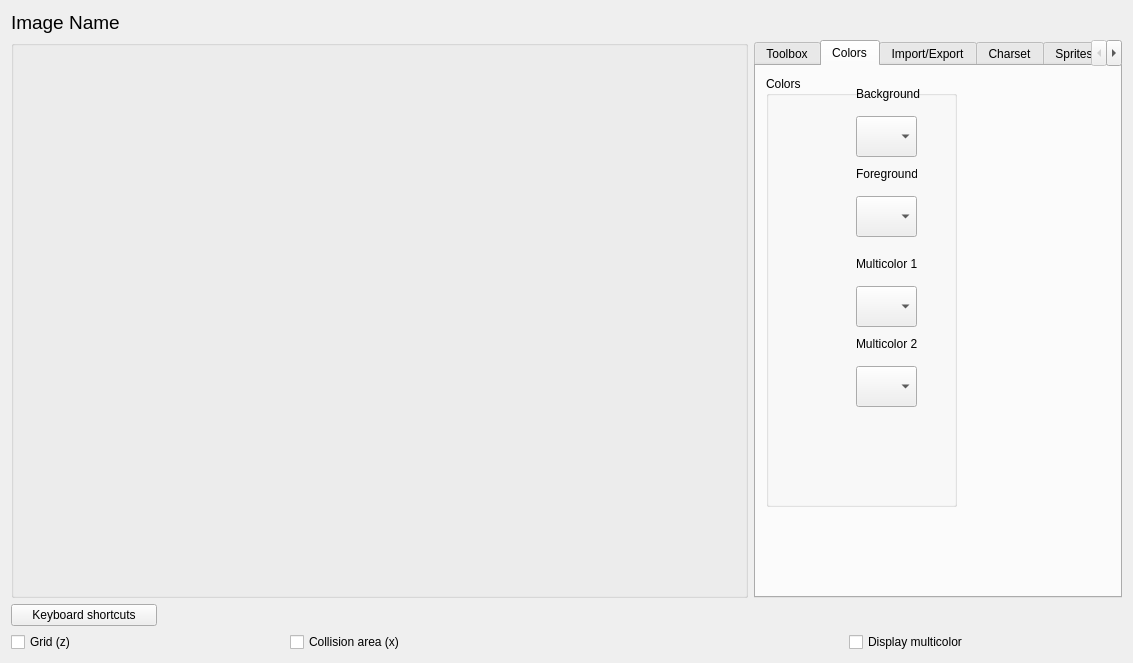
First picture: the form in source/trsedocuments/formimageeditor.ui, repository leuat/TRSE, before the edit.
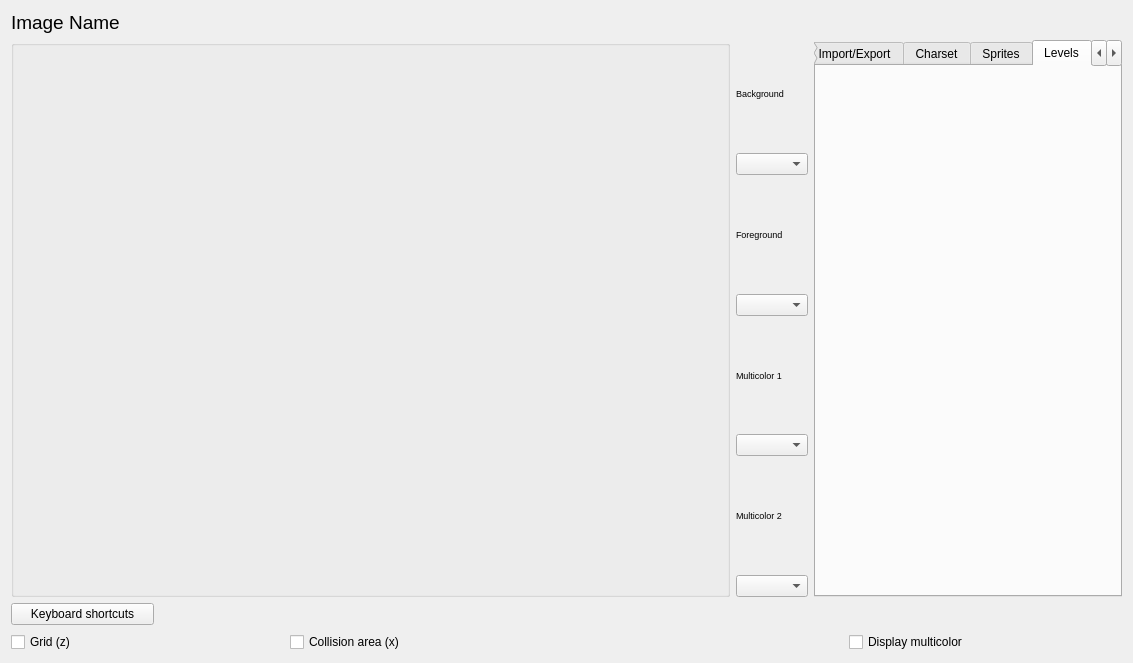
Second picture: the form after the edit. The open tabs and pages were chosen to show the change. Custom widgets are drawn as their Qt base class.

Commit message: Rewritten image UI + updates

```diff
--- a/source/trsedocuments/formimageeditor.ui
+++ b/source/trsedocuments/formimageeditor.ui
@@ -13,47 +13,9 @@
   <property name="windowTitle">
    <string>Form</string>
   </property>
-  <layout class="QGridLayout" name="gridLayout_3">
-   <item row="1" column="0">
-    <layout class="QHBoxLayout" name="horizontalLayout_2">
-     <item>
-      <widget class="QCheckBox" name="chkGrid">
-       <property name="text">
-        <string>Grid (z)</string>
-       </property>
-       <property name="checked">
-        <bool>false</bool>
-       </property>
-      </widget>
-     </item>
-     <item>
-      <widget class="QCheckBox" name="chkBackgroundArea">
-       <property name="text">
-        <string>Collision area (x)</string>
-       </property>
-       <property name="checked">
-        <bool>false</bool>
-       </property>
-      </widget>
-     </item>
-     <item>
-      <widget class="QLabel" name="lblPosition">
-       <property name="text">
-        <string/>
-       </property>
-      </widget>
-     </item>
-     <item>
-      <widget class="QCheckBox" name="chkDisplayMulticolor">
-       <property name="text">
-        <string>Display multicolor</string>
-       </property>
-      </widget>
-     </item>
-    </layout>
-   </item>
+  <layout class="QGridLayout" name="gridLayout_3" rowstretch="16,1">
    <item row="0" column="0">
-    <layout class="QGridLayout" name="gridLayout" rowstretch="1,25,1" columnstretch="2,1" rowminimumheight="1,1,1" columnminimumwidth="1,1">
+    <layout class="QGridLayout" name="gridLayout" rowstretch="1,24,1" columnstretch="7,1,3">
      <item row="1" column="0">
       <widget class="QGroupBox" name="groupBox">
        <property name="title">
@@ -100,25 +62,7 @@
        <zorder>lblGrid</zorder>
       </widget>
      </item>
-     <item row="2" column="0">
-      <layout class="QHBoxLayout" name="horizontalLayout_3" stretch="1,4">
-       <item>
-        <widget class="QPushButton" name="btnHelpImage">
-         <property name="text">
-          <string>Keyboard shortcuts</string>
-         </property>
-        </widget>
-       </item>
-       <item>
-        <widget class="QLabel" name="lblMode">
-         <property name="text">
-          <string/>
-         </property>
-        </widget>
-       </item>
-      </layout>
-     </item>
-     <item row="0" column="1">
+     <item row="0" column="2">
       <layout class="QHBoxLayout" name="horizontalLayout_4" stretch="6">
        <property name="spacing">
         <number>2</number>
@@ -138,6 +82,24 @@
        </item>
       </layout>
      </item>
+     <item row="2" column="0">
+      <layout class="QHBoxLayout" name="horizontalLayout_3" stretch="1,4">
+       <item>
+        <widget class="QPushButton" name="btnHelpImage">
+         <property name="text">
+          <string>Keyboard shortcuts</string>
+         </property>
+        </widget>
+       </item>
+       <item>
+        <widget class="QLabel" name="lblMode">
+         <property name="text">
+          <string/>
+         </property>
+        </widget>
+       </item>
+      </layout>
+     </item>
      <item row="0" column="0">
       <widget class="QLabel" name="lblImageName">
        <property name="font">
@@ -150,8 +112,11 @@
        </property>
       </widget>
      </item>
-     <item row="1" column="1">
+     <item row="1" column="2">
       <widget class="QTabWidget" name="tabMain">
+       <property name="enabled">
+        <bool>true</bool>
+       </property>
        <property name="maximumSize">
         <size>
          <width>400</width>
@@ -161,175 +126,6 @@
        <property name="currentIndex">
         <number>4</number>
        </property>
-       <widget class="QWidget" name="tab_2">
-        <attribute name="title">
-         <string>Toolbox</string>
-        </attribute>
-        <widget class="QGroupBox" name="groupBox_3">
-         <property name="geometry">
-          <rect>
-           <x>10</x>
-           <y>0</y>
-           <width>151</width>
-           <height>571</height>
-          </rect>
-         </property>
-         <property name="title">
-          <string>Toolbox</string>
-         </property>
-         <widget class="QWidget" name="gridLayoutWidget_5">
-          <property name="geometry">
-           <rect>
-            <x>9</x>
-            <y>19</y>
-            <width>131</width>
-            <height>451</height>
-           </rect>
-          </property>
-          <layout class="QGridLayout" name="lyToolbox_3">
-           <property name="spacing">
-            <number>0</number>
-           </property>
-          </layout>
-         </widget>
-        </widget>
-       </widget>
-       <widget class="QWidget" name="tab_4">
-        <attribute name="title">
-         <string>Colors</string>
-        </attribute>
-        <widget class="QGroupBox" name="groupBox_5">
-         <property name="geometry">
-          <rect>
-           <x>10</x>
-           <y>10</y>
-           <width>191</width>
-           <height>431</height>
-          </rect>
-         </property>
-         <property name="title">
-          <string>Colors</string>
-         </property>
-         <widget class="QWidget" name="gridLayoutWidget_6">
-          <property name="geometry">
-           <rect>
-            <x>9</x>
-            <y>19</y>
-            <width>71</width>
-            <height>401</height>
-           </rect>
-          </property>
-          <layout class="QGridLayout" name="layoutColorsEdit_3"/>
-         </widget>
-         <widget class="QComboBox" name="cmbBackgroundMain_3">
-          <property name="geometry">
-           <rect>
-            <x>90</x>
-            <y>40</y>
-            <width>61</width>
-            <height>41</height>
-           </rect>
-          </property>
-          <property name="toolTip">
-           <string>General background color. </string>
-          </property>
-         </widget>
-         <widget class="QComboBox" name="cmbBorderMain_3">
-          <property name="geometry">
-           <rect>
-            <x>90</x>
-            <y>120</y>
-            <width>61</width>
-            <height>41</height>
-           </rect>
-          </property>
-          <property name="toolTip">
-           <string/>
-          </property>
-         </widget>
-         <widget class="QLabel" name="label_10">
-          <property name="geometry">
-           <rect>
-            <x>90</x>
-            <y>10</y>
-            <width>81</width>
-            <height>16</height>
-           </rect>
-          </property>
-          <property name="text">
-           <string>Background</string>
-          </property>
-         </widget>
-         <widget class="QLabel" name="label_11">
-          <property name="geometry">
-           <rect>
-            <x>90</x>
-            <y>90</y>
-            <width>61</width>
-            <height>16</height>
-           </rect>
-          </property>
-          <property name="toolTip">
-           <string>Foreground color. Only used for full-screen multicolor images.</string>
-          </property>
-          <property name="text">
-           <string>Foreground</string>
-          </property>
-         </widget>
-         <widget class="QComboBox" name="cmbMC2">
-          <property name="geometry">
-           <rect>
-            <x>90</x>
-            <y>290</y>
-            <width>61</width>
-            <height>41</height>
-           </rect>
-          </property>
-          <property name="toolTip">
-           <string>Set multicolor #2 (charsets, sprites)</string>
-          </property>
-         </widget>
-         <widget class="QLabel" name="label_13">
-          <property name="geometry">
-           <rect>
-            <x>90</x>
-            <y>260</y>
-            <width>81</width>
-            <height>16</height>
-           </rect>
-          </property>
-          <property name="text">
-           <string>Multicolor 2</string>
-          </property>
-         </widget>
-         <widget class="QLabel" name="label_12">
-          <property name="geometry">
-           <rect>
-            <x>90</x>
-            <y>180</y>
-            <width>81</width>
-            <height>16</height>
-           </rect>
-          </property>
-          <property name="text">
-           <string>Multicolor 1</string>
-          </property>
-         </widget>
-         <widget class="QComboBox" name="cmbMC1">
-          <property name="geometry">
-           <rect>
-            <x>90</x>
-            <y>210</y>
-            <width>61</width>
-            <height>41</height>
-           </rect>
-          </property>
-          <property name="toolTip">
-           <string>Set multicolor #1 (charsets, sprites)</string>
-          </property>
-         </widget>
-        </widget>
-       </widget>
        <widget class="QWidget" name="tab_3">
         <attribute name="title">
          <string>Import/Export</string>
@@ -860,6 +656,141 @@
          </property>
         </widget>
        </widget>
+      </widget>
+     </item>
+     <item row="1" column="1">
+      <layout class="QHBoxLayout" name="horizontalLayout_8" stretch="1,1">
+       <item>
+        <layout class="QGridLayout" name="layoutColorsEdit_3"/>
+       </item>
+       <item>
+        <layout class="QVBoxLayout" name="verticalLayout" stretch="1,1,1,1,1,1,1,1,0">
+         <item>
+          <widget class="QLabel" name="label_10">
+           <property name="font">
+            <font>
+             <pointsize>7</pointsize>
+            </font>
+           </property>
+           <property name="text">
+            <string>Background</string>
+           </property>
+          </widget>
+         </item>
+         <item>
+          <widget class="QComboBox" name="cmbBackgroundMain_3">
+           <property name="toolTip">
+            <string>General background color. </string>
+           </property>
+          </widget>
+         </item>
+         <item>
+          <widget class="QLabel" name="label_11">
+           <property name="font">
+            <font>
+             <pointsize>7</pointsize>
+            </font>
+           </property>
+           <property name="toolTip">
+            <string>Foreground color. Only used for full-screen multicolor images.</string>
+           </property>
+           <property name="text">
+            <string>Foreground</string>
+           </property>
+          </widget>
+         </item>
+         <item>
+          <widget class="QComboBox" name="cmbBorderMain_3">
+           <property name="toolTip">
+            <string/>
+           </property>
+          </widget>
+         </item>
+         <item>
+          <widget class="QLabel" name="label_12">
+           <property name="font">
+            <font>
+             <pointsize>7</pointsize>
+            </font>
+           </property>
+           <property name="text">
+            <string>Multicolor 1</string>
+           </property>
+          </widget>
+         </item>
+         <item>
+          <widget class="QComboBox" name="cmbMC1">
+           <property name="toolTip">
+            <string>Set multicolor #1 (charsets, sprites)</string>
+           </property>
+          </widget>
+         </item>
+         <item>
+          <widget class="QLabel" name="label_14">
+           <property name="font">
+            <font>
+             <pointsize>7</pointsize>
+            </font>
+           </property>
+           <property name="text">
+            <string>Multicolor 2</string>
+           </property>
+          </widget>
+         </item>
+         <item>
+          <widget class="QComboBox" name="cmbMC2">
+           <property name="toolTip">
+            <string>Set multicolor #1 (charsets, sprites)</string>
+           </property>
+          </widget>
+         </item>
+         <item>
+          <layout class="QGridLayout" name="lyToolbox_3">
+           <property name="spacing">
+            <number>0</number>
+           </property>
+          </layout>
+         </item>
+        </layout>
+       </item>
+      </layout>
+     </item>
+    </layout>
+   </item>
+   <item row="1" column="0">
+    <layout class="QHBoxLayout" name="horizontalLayout_2">
+     <item>
+      <widget class="QCheckBox" name="chkGrid">
+       <property name="text">
+        <string>Grid (z)</string>
+       </property>
+       <property name="checked">
+        <bool>false</bool>
+       </property>
+      </widget>
+     </item>
+     <item>
+      <widget class="QCheckBox" name="chkBackgroundArea">
+       <property name="text">
+        <string>Collision area (x)</string>
+       </property>
+       <property name="checked">
+        <bool>false</bool>
+       </property>
+      </widget>
+     </item>
+     <item>
+      <widget class="QLabel" name="lblPosition">
+       <property name="text">
+        <string/>
+       </property>
+      </widget>
+     </item>
+     <item>
+      <widget class="QCheckBox" name="chkDisplayMulticolor">
+       <property name="text">
+        <string>Display multicolor</string>
+       </property>
       </widget>
      </item>
     </layout>
```
Left out of the diff: 264 changed lines with no effect on the pictures. The commit also changes 9 other files.
